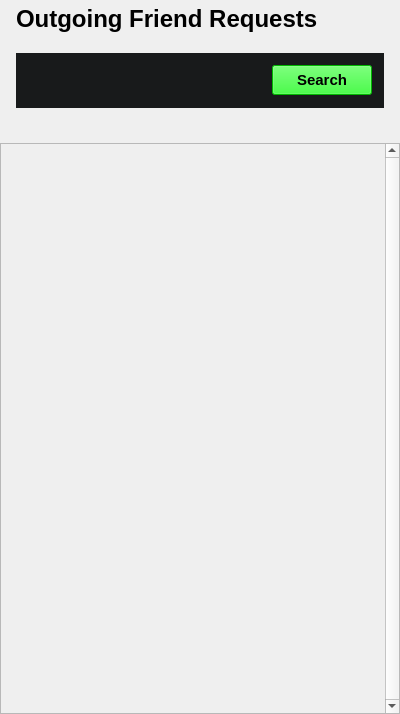
Before: the Qt Designer form pages/outgoingpage.ui in Didi305/Discard, drawn with Qt 5.
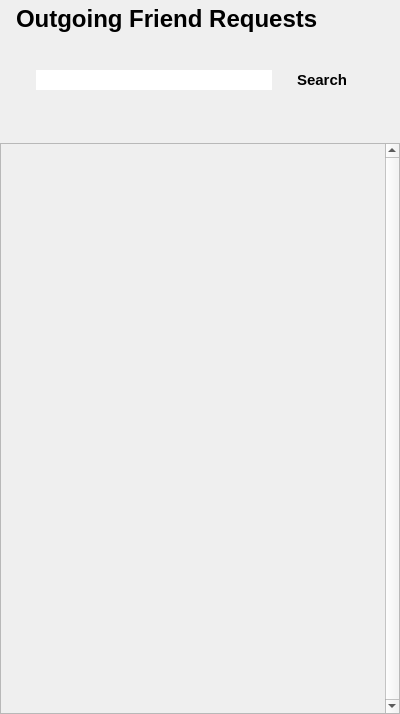
After: the same form once the commit is applied.

```diff
--- a/pages/outgoingpage.ui
+++ b/pages/outgoingpage.ui
@@ -77,7 +77,7 @@
         <bool>false</bool>
        </property>
        <property name="styleSheet">
-        <string notr="true">background-color: rgb(24, 26, 27)</string>
+        <string notr="true"/>
        </property>
        <property name="frameShape">
         <enum>QFrame::Shape::NoFrame</enum>
@@ -126,13 +126,13 @@
            <cursorShape>PointingHandCursor</cursorShape>
           </property>
           <property name="styleSheet">
-           <string notr="true">background-color: lime;</string>
+           <string notr="true"/>
           </property>
           <property name="text">
            <string>Search</string>
           </property>
           <property name="flat">
-           <bool>false</bool>
+           <bool>true</bool>
           </property>
          </widget>
         </item>
```
